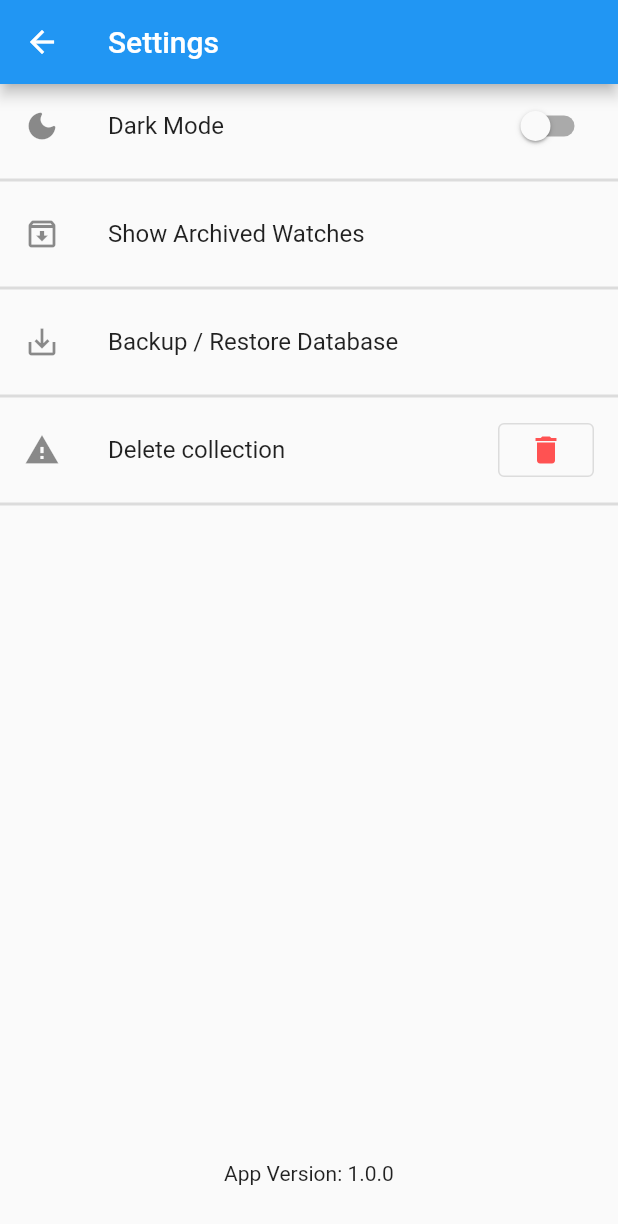
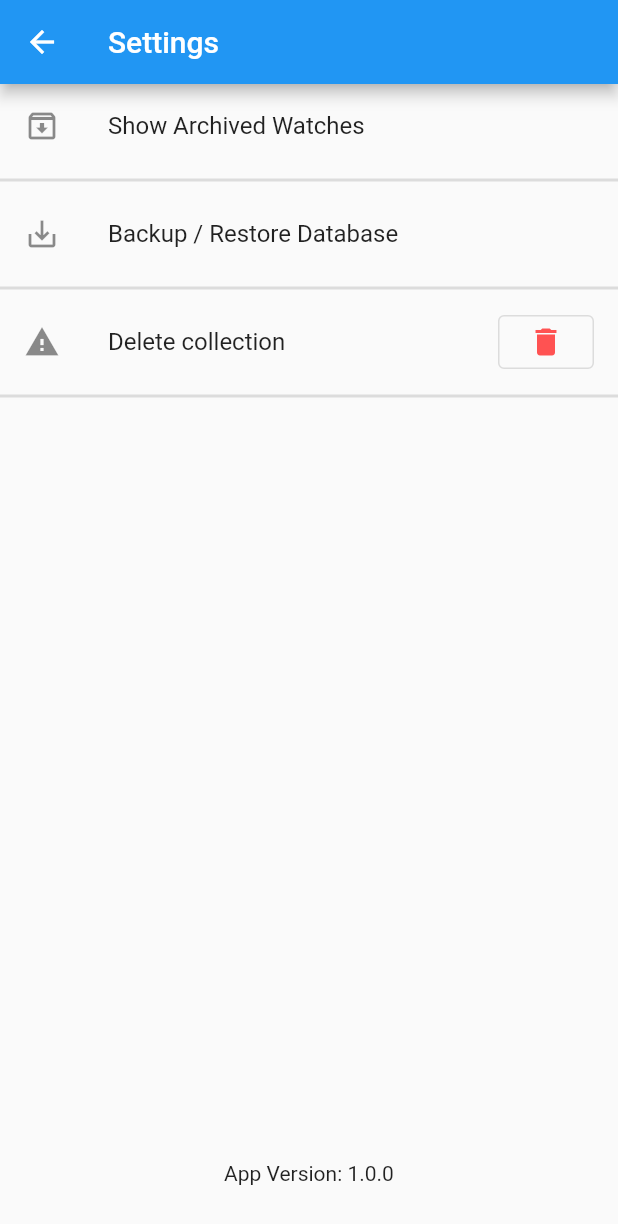
Before and after one commit to Stif-UK/WristCheck, a Flutter app: the SettingsPage screen opened directly, on a phone screen of 412 x 824 dp. Shown: the top 1224 px of the screen. Run offline on Flutter 3.47's test engine with Material 2 defaults, Android fonts, the phone set to English and light mode, and no system bars; our stand-ins replace file_picker, flutter_markdown, get, hive, hive_flutter, image_cropper and 5 more; accounts and stored records are empty.

Commit message:
removed dark mode toggle

```diff
--- a/lib/ui/SettingsPage.dart
+++ b/lib/ui/SettingsPage.dart
@@ -22,7 +22,6 @@ class SettingsPage extends StatefulWidget{
 
 class _SettingsPageState extends State<SettingsPage> {
 
-  bool _darkModeToggle = false;
   final watchBox = Boxes.getWatches();
   String _buildVersion = "Not Determined";
   int _clickCount = 0;
@@ -50,23 +49,7 @@ class _SettingsPageState extends State<SettingsPage> {
           Expanded(
             child: ListView(
               children: [
-                SwitchListTile(
-                  title: const Text("Dark Mode"),
-                  secondary: const Icon(Icons.dark_mode_rounded),
-                  value: _darkModeToggle,
-                  onChanged: (bool value){
-                    Get.changeTheme(
-                        Get.isDarkMode ? ThemeData.light() : ThemeData.dark()
-                    );
-                    setState(() {
-                      _darkModeToggle = value;
-
-                    });
-
-                  },
-                ),
-                const Divider(thickness: 2,),
-                 ListTile(
+                ListTile(
                   title: const Text("Show Archived Watches"),
                     leading: const Icon(Icons.archive_outlined),
                   onTap: (){
```
Also changed, not shown: pubspec.lock.
